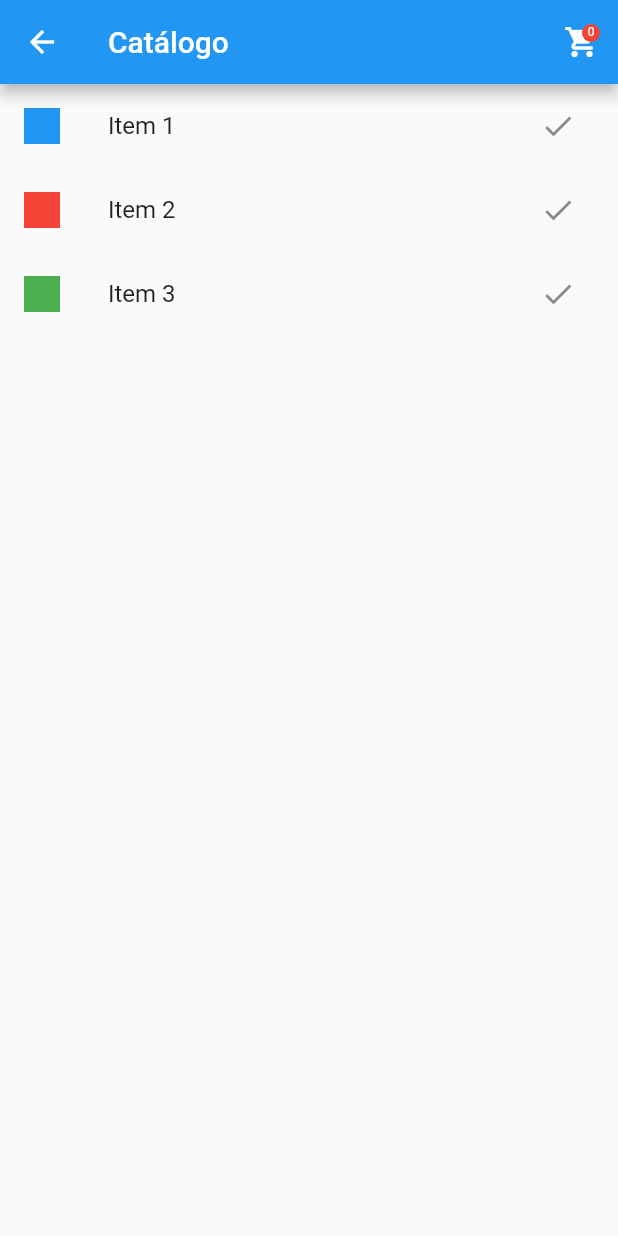
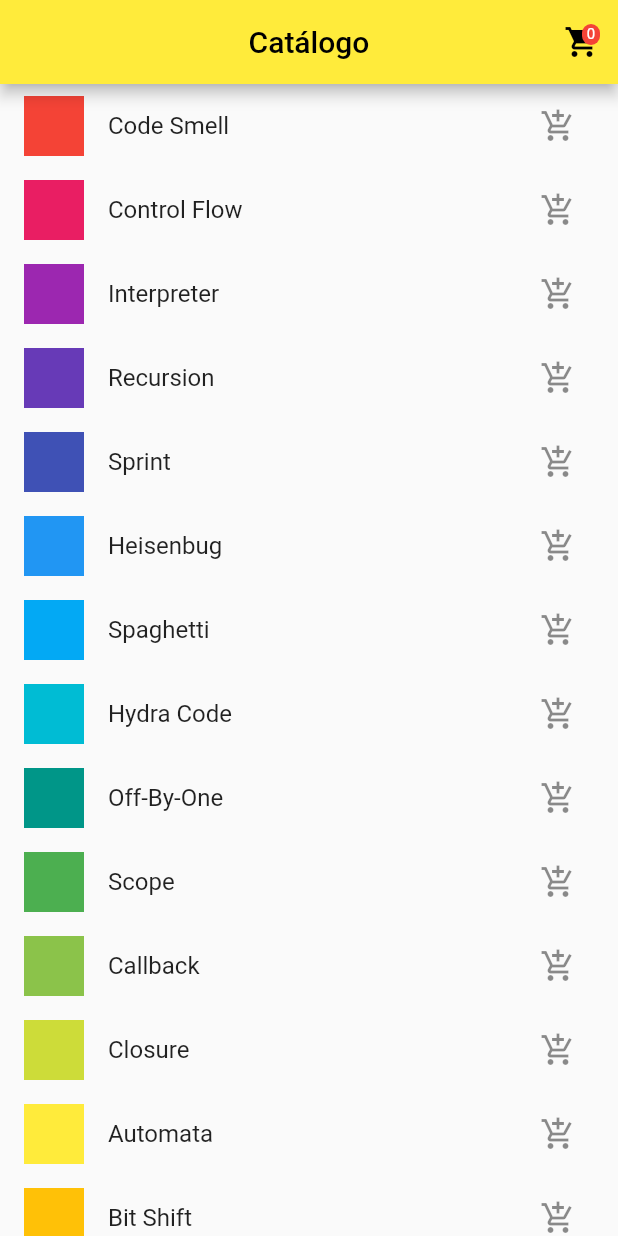
Before and after one commit to mbinoti/app-catalog, a Flutter app: the CatalogPage screen opened directly, on a phone screen of 412 x 824 dp. Run offline on Flutter 3.47's test engine with Material 2 defaults, Android fonts, the phone set to English and light mode, and no system bars.

Commit message:
alterado para ficar mais parecido possivel com exemplo documentação do flutter

```diff
--- /dev/null
+++ b/lib/catalog_item.dart
@@ -0,0 +1,9 @@
+import 'dart:ui';
+
+class CatalogItem {
+  final String name;
+  final Color color;
+  final double value;
+
+  CatalogItem({required this.name, required this.color, required this.value});
+}
--- a/lib/main.dart
+++ b/lib/main.dart
@@ -1,4 +1,8 @@
+import 'dart:math';
+
 import 'package:flutter/material.dart';
+
+import 'catalog_item.dart';
 
 void main() {
   runApp(MyApp());
@@ -18,20 +22,39 @@ class LoginPage extends StatelessWidget {
   Widget build(BuildContext context) {
     return Scaffold(
       body: Center(
+        child: Padding(
+          padding: const EdgeInsets.all(40.0),
           child: Column(
             mainAxisAlignment: MainAxisAlignment.center,
             children: <Widget>[
+              // adicone text welcome to the app
+              const Text(
+                'Welcome',
+                style: TextStyle(
+                  fontSize: 30,
+                  fontWeight: FontWeight.bold,
+                ),
+              ),
+
+              const SizedBox(
+                height: 20,
+              ),
               const TextField(
-              // criar a validacao do e-mail e senha
-
                 decoration: InputDecoration(hintText: 'Email'),
               ),
               const TextField(
                 decoration: InputDecoration(hintText: 'Senha'),
                 obscureText: true,
               ),
+              const SizedBox(
+                height: 20,
+              ),
               ElevatedButton(
-              child: const Text('Entrar'),
+                style: ElevatedButton.styleFrom(
+                  backgroundColor: Colors.yellow,
+                  foregroundColor: Colors.black,
+                ),
+                child: const Text('Enter'),
                 onPressed: () {
                   Navigator.push(
                     context,
@@ -42,16 +65,9 @@ class LoginPage extends StatelessWidget {
             ],
           ),
         ),
+      ),
     );
   }
-}
-
-class CatalogItem {
-  final String name;
-  final String color;
-  final double value;
-
-  CatalogItem({required this.name, required this.color, required this.value});
 }
 
 class CatalogPage extends StatefulWidget {
@@ -61,17 +77,47 @@ class CatalogPage extends StatefulWidget {
 
 class _CatalogPageState extends State<CatalogPage> {
   final cart = ValueNotifier<List<CatalogItem>>([]);
-  final catalogItems = [
-    CatalogItem(name: 'Item 1', color: 'Azul', value: 10),
-    CatalogItem(name: 'Item 2', color: 'Vermelho', value: 20),
-    CatalogItem(name: 'Item 3', color: 'Verde', value: 30),
-    // adicione mais itens conforme necessário
-  ];
+  // final catalogItems = [
+  //   CatalogItem(name: 'Item 1', color: 'Azul', value: 10),
+  //   CatalogItem(name: 'Item 2', color: 'Vermelho', value: 20),
+  //   CatalogItem(name: 'Item 3', color: 'Verde', value: 30),
+  //   // adicione mais itens conforme necessário
+  // ];
+
+  List<CatalogItem> catalogItems = List<CatalogItem>.generate(
+    15,
+    (i) => CatalogItem(
+      name: [
+        'Code Smell',
+        'Control Flow',
+        'Interpreter',
+        'Recursion',
+        'Sprint',
+        'Heisenbug',
+        'Spaghetti',
+        'Hydra Code',
+        'Off-By-One',
+        'Scope',
+        'Callback',
+        'Closure',
+        'Automata',
+        'Bit Shift',
+        'Currying',
+      ][i],
+      color: Colors.primaries[i % Colors.primaries.length],
+      value: 10.0,
+    ),
+  );
 
   @override
   Widget build(BuildContext context) {
-    return Scaffold(
+    return SafeArea(
+      child: Scaffold(
         appBar: AppBar(
+          automaticallyImplyLeading: false,
+          backgroundColor: Colors.yellow,
+          foregroundColor: Colors.black,
+          centerTitle: true,
           title: const Text('Catálogo'),
           actions: [
             ValueListenableBuilder(
@@ -97,7 +143,7 @@ class _CatalogPageState extends State<CatalogPage> {
                             '${value.length}',
                             style: const TextStyle(
                               color: Colors.white,
-                            fontSize: 8,
+                              fontSize: 10,
                             ),
                             textAlign: TextAlign.center,
                           ),
@@ -116,24 +162,37 @@ class _CatalogPageState extends State<CatalogPage> {
             ),
           ],
         ),
-      body: ListView.builder(
+        body: ValueListenableBuilder(
+          valueListenable: cart,
+          builder: (BuildContext context, List<CatalogItem> value, child) {
+            return ListView.builder(
               itemCount: catalogItems.length,
-        itemBuilder: (context, index) {
+              itemBuilder: (BuildContext context, int index) {
                 final item = catalogItems[index];
+                bool isItemInCart = cart.value.contains(item);
                 return ListTile(
                   leading: Container(
-              width: 24,
-              height: 24,
-              color: colorFromString(item.color),
+                    width: 40,
+                    height: 40,
+                    color: item.color,
                   ),
                   title: Text(item.name),
-            // subtitle: Text('Cor: ${item.color}'),
                   trailing: IconButton(
-              icon: const Icon(Icons.check),
-              onPressed: () => cart.value = [...cart.value, item],
+                    icon: isItemInCart
+                        ? const Icon(Icons.shopping_cart)
+                        : const Icon(Icons.add_shopping_cart),
+                    onPressed: isItemInCart
+                        ? null // Desativar o botão se o item já estiver no carrinho
+                        : () {
+                            value = List.from(value)..add(item);
+                            cart.value = value;
+                          },
                   ),
                 );
               },
+            );
+          },
+        ),
       ),
     );
   }
@@ -160,42 +219,90 @@ class CartPage extends StatelessWidget {
 
   @override
   Widget build(BuildContext context) {
-    return Scaffold(
+    return SafeArea(
+      child: Scaffold(
+        backgroundColor: Colors.yellow,
         appBar: AppBar(
+          backgroundColor: Colors.white,
+          foregroundColor: Colors.black,
           title: const Text('Carrinho'),
           leading: IconButton(
             icon: const Icon(Icons.arrow_back),
             onPressed: () => Navigator.pop(context),
           ),
         ),
-      body: ValueListenableBuilder(
+        body: Column(
+          children: [
+            Expanded(
+              flex: 8, // you can adjust this number to change the proportion
+              child: ValueListenableBuilder(
                 valueListenable: cart,
-        builder: (context, List<CatalogItem> value, _) {
-          return ListView.builder(
+                builder: (BuildContext context, List<CatalogItem> value, _) {
+                  return Container(
+                    color: Colors.yellow,
+                    child: ListView.builder(
                       itemCount: value.length,
-            itemBuilder: (context, index) {
+                      itemBuilder: (BuildContext context, int index) {
                         return ListTile(
-                title: Text(value[index].name),
-                subtitle: Text('Cor: ${value[index].color}'),
-                trailing: IconButton(
-                  icon: const Icon(Icons.remove_shopping_cart),
-                  onPressed: () {
-                    cart.value = List.from(cart.value)..removeAt(index);
+                          title: Text('- ${value[index].name}'),
+                        );
                       },
                     ),
                   );
                 },
+              ),
+            ),
+            Flexible(
+              flex: 2, // you can adjust this number to change the proportion
+              child: ValueListenableBuilder(
+                valueListenable: cart,
+                builder: (BuildContext context, List<CatalogItem> value, _) {
+                  final totalValue = value.fold<double>(
+                      0, (previousValue, item) => previousValue + item.value);
+
+                  return Column(
+                    children: [
+                      // adicione uma linha divisoria com uma margem a direita e esquerda de 16.
+
+                      const Divider(
+                        indent: 16,
+                        endIndent: 16,
+                        height: 1,
+                        thickness: 2,
+                        color: Colors.black,
+                      ),
+                      Row(
+                        mainAxisAlignment: MainAxisAlignment.center,
+                        children: [
+                          Text(
+                            textAlign: TextAlign.center,
+                            ' \$ ${totalValue.toStringAsFixed(2)}',
+                            style: const TextStyle(
+                              fontWeight: FontWeight.bold,
+                              fontSize: 18,
+                              backgroundColor: Colors.yellow,
+                            ),
+                          ),
+                          const SizedBox(
+                            width: 20,
+                          ),
+                          ElevatedButton(
+                            style: ElevatedButton.styleFrom(
+                              backgroundColor: Colors.white,
+                              foregroundColor: Colors.black,
+                            ),
+                            child: const Text('BUY'),
+                            onPressed: () {},
+                          ),
+                        ],
+                      ),
+                    ],
                   );
                 },
               ),
-      bottomNavigationBar: ValueListenableBuilder(
-        valueListenable: cart,
-        builder: (context, List<CatalogItem> value, _) {
-          final totalValue = value.fold<double>(
-              0, (previousValue, item) => previousValue + item.value);
-          return Text(
-              'Total de itens no carrinho: ${value.length}, Valor total: \$${totalValue.toStringAsFixed(2)}');
-        },
+            ),
+          ],
+        ),
       ),
     );
   }
```
Lines whose indentation alone changed are shown as unchanged.
